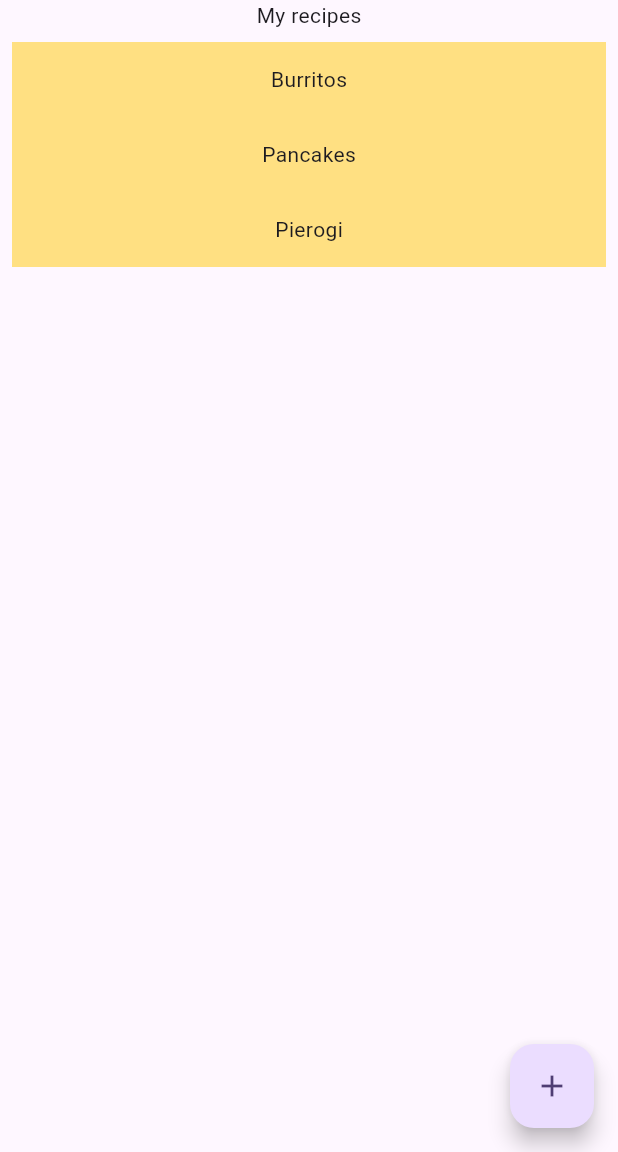
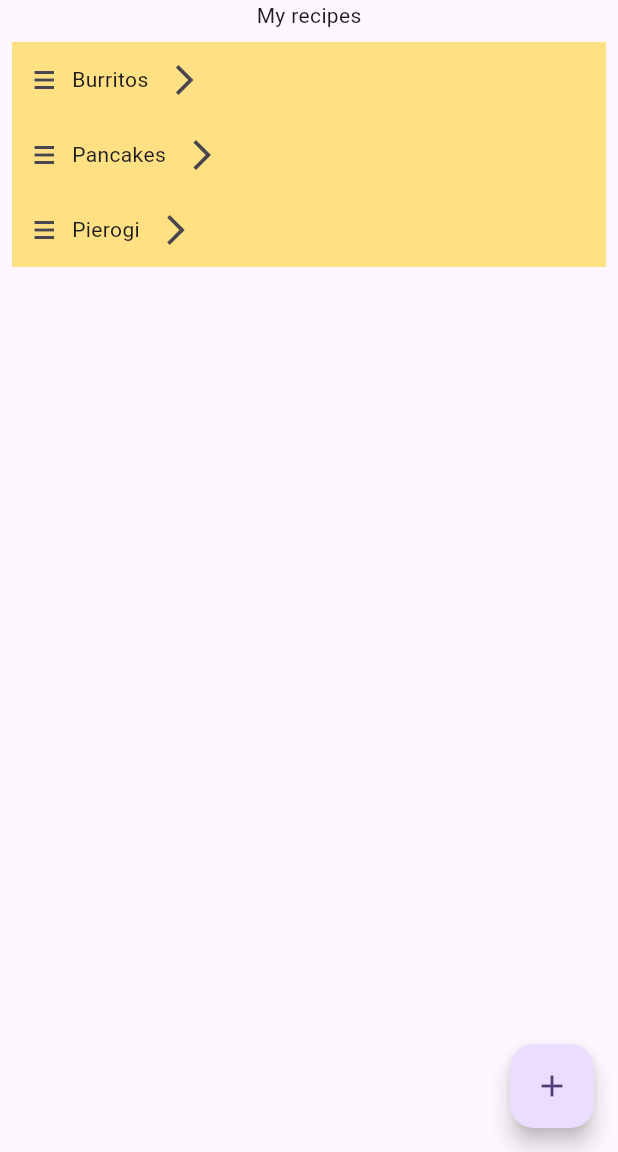
Before and after one commit to RedLexa/MyRecipeBook, a Flutter app: the screen it shows after launch, on a phone screen of 412 x 824 dp, the part 84-1236 px from its top. Run offline on Flutter 3.47's test engine with Material 3 defaults, Android fonts, the phone set to English and light mode, and no system bars.

Commit message:
Home page v1

```diff
--- a/my_recipe_book/lib/repositories/recipes_repository.dart
+++ b/my_recipe_book/lib/repositories/recipes_repository.dart
@@ -14,7 +14,7 @@ class RecipesRepository {
     return recipesService.getRecipe(id);
   }
 
-  int getRecipesLength() {
-    return recipesService.getRecipesLength();
+  void deleteRecipe(int id) {
+    recipesService.deleteRecipe(id);
   }
 }
--- a/my_recipe_book/lib/services/recipes_service.dart
+++ b/my_recipe_book/lib/services/recipes_service.dart
@@ -50,7 +50,7 @@ class RecipesService {
     return recipes[id];
   }
 
-  int getRecipesLength() {
-    return recipes.length;
+  void deleteRecipe(int id) {
+    recipes.removeAt(id);
   }
 }
--- a/my_recipe_book/lib/view_models/home_view_model.dart
+++ b/my_recipe_book/lib/view_models/home_view_model.dart
@@ -1,4 +1,5 @@
 import 'package:flutter/material.dart';
+import 'package:my_recipe_book/models/recipe.dart';
 import 'package:my_recipe_book/repositories/recipes_repository.dart';
 
 
@@ -13,7 +14,8 @@ class HomeViewModel extends ChangeNotifier {
     //TODO
   }
 
-  void deleteRecipe() {
-    //TODO
+  void deleteRecipe(int id) {
+    recipesRepository.deleteRecipe(id);
+    notifyListeners();
   }
 }
--- a/my_recipe_book/lib/views/home_screen.dart
+++ b/my_recipe_book/lib/views/home_screen.dart
@@ -7,8 +7,6 @@ class HomeScreen extends StatelessWidget {
 
   @override
   Widget build(BuildContext context) {
-    final List<String> entries = <String>['A', 'B', 'C'];
-    final List<int> colorCodes = <int>[600, 500, 100];
 
     return Scaffold(
       appBar: AppBar(
@@ -58,10 +56,57 @@ class HomeScreen extends StatelessWidget {
                           return Container(
                             height: 50,
                             color: Colors.amber[200],
-                            child: Center(child: Text('${viewModel.recipes[index].title}')),
+                            child: Consumer<HomeViewModel>(
+                              builder: (context, viewModel, _) {
+                                return Row(
+                                    children: [
+                                      SizedBox(
+                                        width: 40,
+                                        child: SubmenuButton(
+                                          menuChildren: [
+                                            MenuItemButton(
+                                              onPressed: () {
+                                                viewModel.deleteRecipe(index);
+                                              },
+                                              leadingIcon: const Icon(Icons.delete),
+                                              child: const Text('Delete'),
+                                            ),
+                                            MenuItemButton(
+                                              onPressed: () {
+                                                ScaffoldMessenger.of(context).showSnackBar(
+                                                  const SnackBar(content: Text('Coming soon!')),
+                                                );
+                                              },
+                                              leadingIcon: const Icon(Icons.edit),
+                                              child: const Text('Edit'),
+                                            ),
+                                          ],
+                                          child: Icon(
+                                            Icons.menu,
+                                            size: 24,
+                                          ),
+                                        ),
+                                      ),
+                                      //ElevatedButton(onPressed: null, child: Icon(Icons.menu, size: 24,)),
+                                      Center(child: Text('${viewModel.recipes[index].title}')),
+                                      IconButton
+                                        (onPressed: () {
+                                        ScaffoldMessenger.of(context).showSnackBar(
+                                          const SnackBar(content: Text('Coming soon!')),
+                                        );
+                                      },
+                                          icon: Icon(
+                                            Icons.arrow_forward_ios,
+                                            size: 24,
+                                          )
+                                      )
+                                    ]
+                                );
+                              },
+                            ),
                           );
-                          },
-                    ),
+                        },
+                      ),
                   ),
                 ],
               );
```
